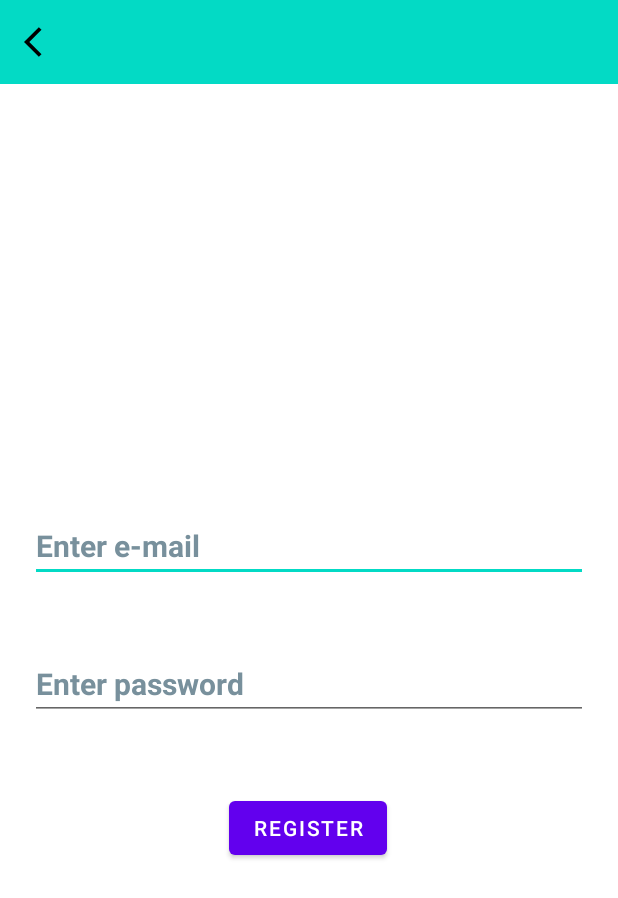
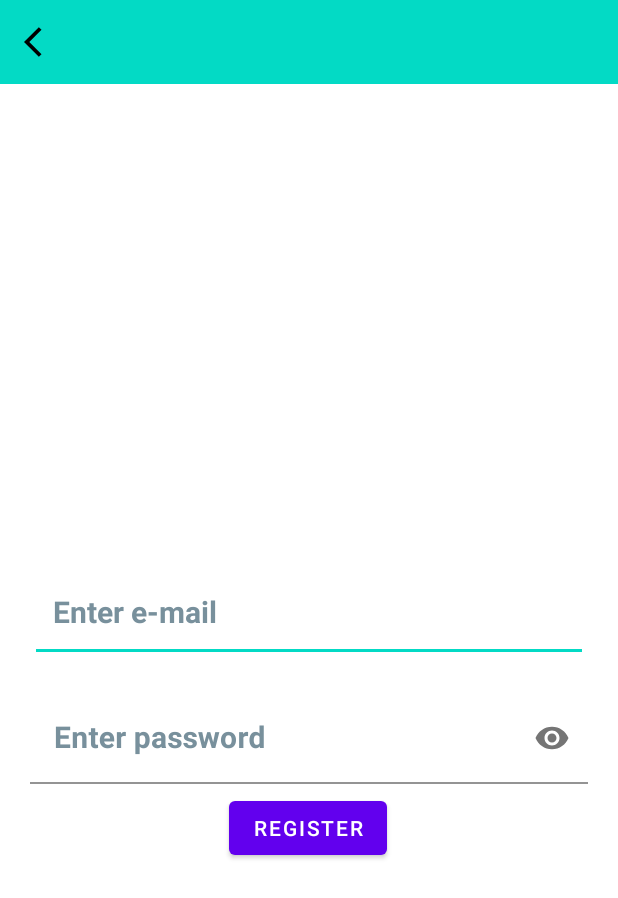
Before and after one commit to ericazpcalaca/Yoga_App, an Android app: the Register screen opened directly, with no data from a screen before it, on a phone screen of 412 x 824 dp. Shown: the top 898 px of the screen. Run offline under Robolectric (Android 15) with nearby library versions, the light colour scheme and no system bars; our stand-ins replace Firebase (no records; nobody signed in at launch, a user with empty details on screens opened directly); network calls fail.

Commit message:
The user can visualize the password if he choose on the creation of one account

```diff
--- a/app/src/main/res/layout/activity_register.xml
+++ b/app/src/main/res/layout/activity_register.xml
@@ -21,38 +21,50 @@
         android:id="@+id/inputEmail"
         android:layout_width="match_parent"
         android:layout_height="wrap_content"
-        android:layout_marginBottom="44dp"
+        android:layout_marginStart="20dp"
+        android:layout_marginEnd="20dp"
+        android:layout_marginBottom="20dp"
         android:autofillHints=""
         android:hint="@string/txtInputEmail"
         android:inputType="textWebEmailAddress"
+        android:paddingStart="15dp"
+        android:paddingBottom="20dp"
         android:textAlignment="textStart"
         android:textColorHint="#78909C"
         android:textSize="20sp"
         android:textStyle="bold"
-        android:layout_marginStart="20dp"
-        android:layout_marginEnd="20dp"
-        app:layout_constraintBottom_toTopOf="@+id/inputPassword"
+        app:layout_constraintBottom_toTopOf="@+id/textInputLayout"
         app:layout_constraintEnd_toEndOf="parent"
         app:layout_constraintHorizontal_bias="0.0"
         app:layout_constraintStart_toStartOf="parent" />
 
-    <EditText
-        android:id="@+id/inputPassword"
+    <com.google.android.material.textfield.TextInputLayout
+        android:id="@+id/textInputLayout"
         android:layout_width="match_parent"
         android:layout_height="wrap_content"
-        android:layout_marginBottom="48dp"
-        android:autofillHints=""
-        android:hint="@string/txtInputPassword"
-        android:inputType="textPassword"
-        android:textColorHint="#78909C"
-        android:textSize="20sp"
-        android:textStyle="bold"
         android:layout_marginStart="20dp"
         android:layout_marginEnd="20dp"
+        android:background="@color/white"
+        android:hint="@string/txtInputPassword"
+        android:textColorHint="#78909C"
         app:layout_constraintBottom_toTopOf="@+id/btnRegister"
         app:layout_constraintEnd_toEndOf="parent"
         app:layout_constraintHorizontal_bias="0.0"
-        app:layout_constraintStart_toStartOf="parent" />
+        app:layout_constraintStart_toStartOf="parent"
+        app:passwordToggleEnabled="true">
+
+        <com.google.android.material.textfield.TextInputEditText
+            android:id="@+id/inputPassword"
+            android:layout_width="match_parent"
+            android:layout_height="wrap_content"
+            android:layout_marginBottom="5dp"
+            android:background="@color/white"
+            android:inputType="textPassword"
+            android:textColorHint="#78909C"
+            android:textSize="20sp"
+            android:textStyle="bold" />
+    </com.google.android.material.textfield.TextInputLayout>
+
 
     <Button
         android:id="@+id/btnRegister"
```
